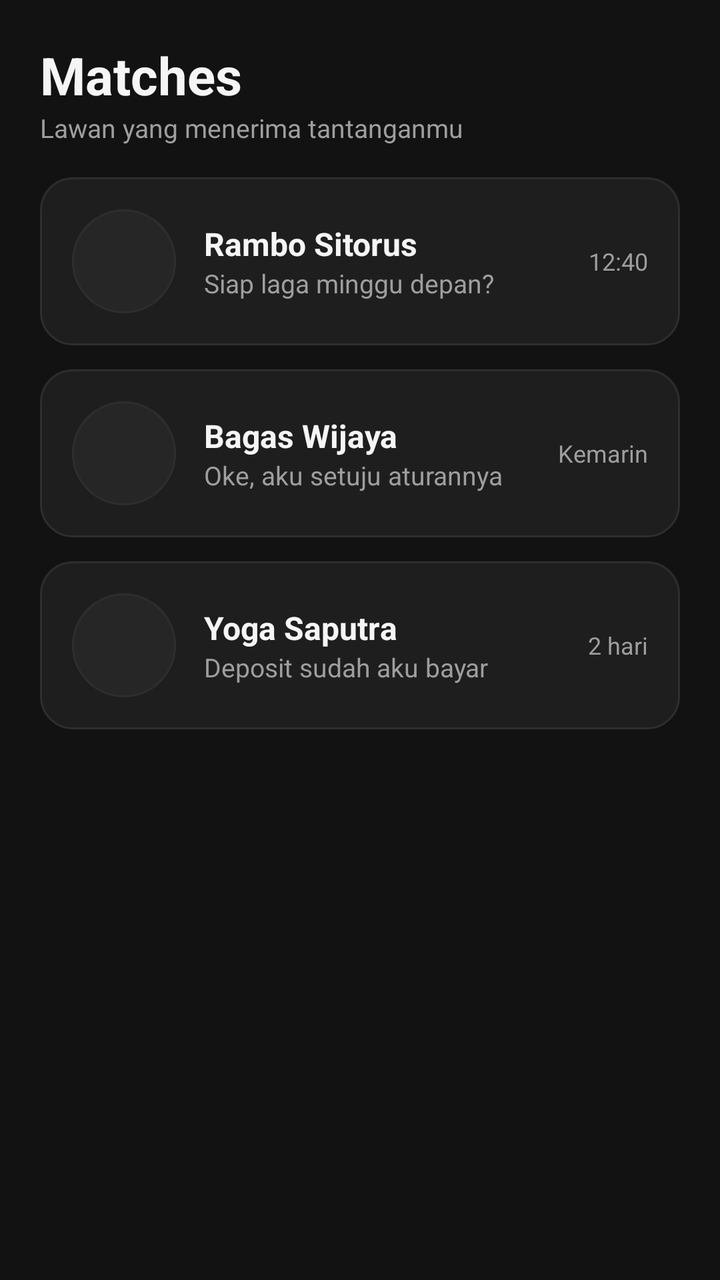
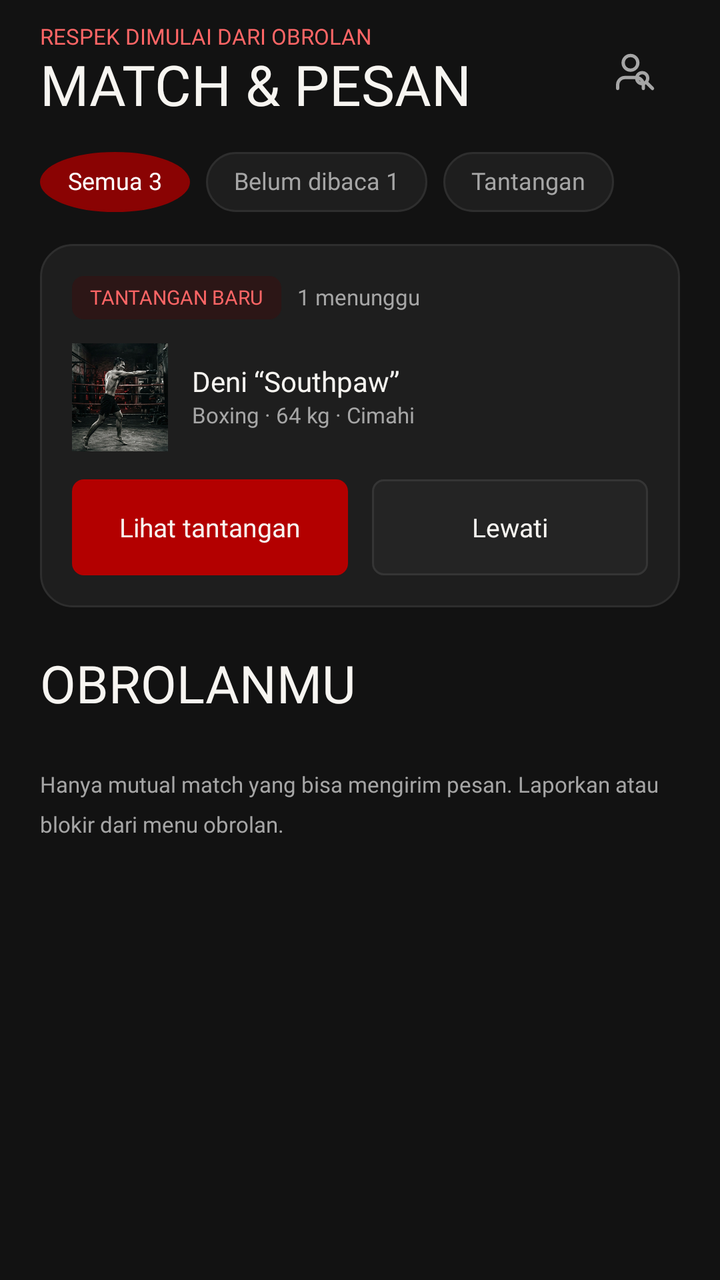

Two renders of the same Android screen: before a commit and after it. Below are the layout's source before the change and the commit's diff.
<!-- AndroidManifest.xml: application theme Theme.BAKUPICAH -->
<!-- res/layout/fragment_matches.xml -->
<?xml version="1.0" encoding="utf-8"?>
<ScrollView xmlns:android="http://schemas.android.com/apk/res/android"
    android:layout_width="match_parent"
    android:layout_height="match_parent"
    android:background="@color/bp_bg">

    <LinearLayout
        android:layout_width="match_parent"
        android:layout_height="wrap_content"
        android:orientation="vertical"
        android:padding="20dp">

        <TextView
            android:layout_width="wrap_content"
            android:layout_height="wrap_content"
            android:text="Matches"
            android:textColor="@color/bp_text"
            android:textSize="26sp"
            android:textStyle="bold" />

        <TextView
            android:layout_width="wrap_content"
            android:layout_height="wrap_content"
            android:layout_marginBottom="16dp"
            android:text="Lawan yang menerima tantanganmu"
            android:textColor="@color/bp_text_muted"
            android:textSize="13sp" />

        
        <LinearLayout
            android:layout_width="match_parent"
            android:layout_height="wrap_content"
            android:layout_marginBottom="12dp"
            android:background="@drawable/bg_card"
            android:gravity="center_vertical"
            android:orientation="horizontal"
            android:padding="16dp">

            <View
                android:layout_width="52dp"
                android:layout_height="52dp"
                android:background="@drawable/bg_circle_surface" />

            <LinearLayout
                android:layout_width="0dp"
                android:layout_height="wrap_content"
                android:layout_marginStart="14dp"
                android:layout_weight="1"
                android:orientation="vertical">

                <TextView
                    android:layout_width="wrap_content"
                    android:layout_height="wrap_content"
                    android:text="Rambo Sitorus"
                    android:textColor="@color/bp_text"
                    android:textSize="16sp"
                    android:textStyle="bold" />

                <TextView
                    android:layout_width="wrap_content"
                    android:layout_height="wrap_content"
                    android:text="Siap laga minggu depan?"
                    android:textColor="@color/bp_text_muted"
                    android:textSize="13sp" />
            </LinearLayout>

            <TextView
                android:layout_width="wrap_content"
                android:layout_height="wrap_content"
                android:text="12:40"
                android:textColor="@color/bp_text_muted"
                android:textSize="12sp" />
        </LinearLayout>

        <LinearLayout
            android:layout_width="match_parent"
            android:layout_height="wrap_content"
            android:layout_marginBottom="12dp"
            android:background="@drawable/bg_card"
            android:gravity="center_vertical"
            android:orientation="horizontal"
            android:padding="16dp">

            <View
                android:layout_width="52dp"
                android:layout_height="52dp"
                android:background="@drawable/bg_circle_surface" />

            <LinearLayout
                android:layout_width="0dp"
                android:layout_height="wrap_content"
                android:layout_marginStart="14dp"
                android:layout_weight="1"
                android:orientation="vertical">

                <TextView
                    android:layout_width="wrap_content"
                    android:layout_height="wrap_content"
                    android:text="Bagas Wijaya"
                    android:textColor="@color/bp_text"
                    android:textSize="16sp"
                    android:textStyle="bold" />

                <TextView
                    android:layout_width="wrap_content"
                    android:layout_height="wrap_content"
                    android:text="Oke, aku setuju aturannya"
                    android:textColor="@color/bp_text_muted"
                    android:textSize="13sp" />
            </LinearLayout>

            <TextView
                android:layout_width="wrap_content"
                android:layout_height="wrap_content"
                android:text="Kemarin"
                android:textColor="@color/bp_text_muted"
                android:textSize="12sp" />
        </LinearLayout>

        <LinearLayout
            android:layout_width="match_parent"
            android:layout_height="wrap_content"
            android:background="@drawable/bg_card"
            android:gravity="center_vertical"
            android:orientation="horizontal"
            android:padding="16dp">

            <View
                android:layout_width="52dp"
                android:layout_height="52dp"
                android:background="@drawable/bg_circle_surface" />

            <LinearLayout
                android:layout_width="0dp"
                android:layout_height="wrap_content"
                android:layout_marginStart="14dp"
                android:layout_weight="1"
                android:orientation="vertical">

                <TextView
                    android:layout_width="wrap_content"
                    android:layout_height="wrap_content"
                    android:text="Yoga Saputra"
                    android:textColor="@color/bp_text"
                    android:textSize="16sp"
                    android:textStyle="bold" />

                <TextView
                    android:layout_width="wrap_content"
                    android:layout_height="wrap_content"
                    android:text="Deposit sudah aku bayar"
                    android:textColor="@color/bp_text_muted"
                    android:textSize="13sp" />
            </LinearLayout>

            <TextView
                android:layout_width="wrap_content"
                android:layout_height="wrap_content"
                android:text="2 hari"
                android:textColor="@color/bp_text_muted"
                android:textSize="12sp" />
        </LinearLayout>
    </LinearLayout>
</ScrollView>
<!-- resources referenced by this layout -->
<resources>
  <color name="bp_text_muted">#FF9E9E9E</color>
  <!-- drawable bg_circle_surface (drawable) -->
  <?xml version="1.0" encoding="utf-8"?>
  <shape xmlns:android="http://schemas.android.com/apk/res/android" android:shape="oval">
      <solid android:color="@color/bp_surface2" />
      <stroke android:width="1dp" android:color="@color/bp_border" />
  </shape>
  <color name="bp_surface2">#FF262626</color>
  <!-- unchanged entries left out for length: 10 -->
</resources>

<!-- the commit's change to res/layout/fragment_matches.xml (unified diff, before → after) -->
@@ -1,164 +1,336 @@
 <?xml version="1.0" encoding="utf-8"?>
-<ScrollView xmlns:android="http://schemas.android.com/apk/res/android"
+<LinearLayout xmlns:android="http://schemas.android.com/apk/res/android"
+    xmlns:app="http://schemas.android.com/apk/res-auto"
     android:layout_width="match_parent"
     android:layout_height="match_parent"
-    android:background="@color/bp_bg">
-
+    android:background="@color/bp_bg"
+    android:orientation="vertical">
+
+    
     <LinearLayout
         android:layout_width="match_parent"
         android:layout_height="wrap_content"
-        android:orientation="vertical"
-        android:padding="20dp">
-
-        <TextView
-            android:layout_width="wrap_content"
+        android:minHeight="68dp"
+        android:gravity="center_vertical"
+        android:orientation="horizontal"
+        android:paddingStart="20dp"
+        android:paddingTop="12dp"
+        android:paddingEnd="20dp"
+        android:paddingBottom="8dp">
+
+        <LinearLayout
+            android:layout_width="0dp"
             android:layout_height="wrap_content"
-            android:text="Matches"
-            android:textColor="@color/bp_text"
-            android:textSize="26sp"
-            android:textStyle="bold" />
-
-        <TextView
-            android:layout_width="wrap_content"
-            android:layout_height="wrap_content"
-            android:layout_marginBottom="16dp"
-            android:text="Lawan yang menerima tantanganmu"
-            android:textColor="@color/bp_text_muted"
-            android:textSize="13sp" />
-
-        
+            android:layout_weight="1"
+            android:orientation="vertical">
+
+            <com.google.android.material.textview.MaterialTextView
+                style="@style/TextAppearance.BP.Login.Label"
+                android:layout_width="wrap_content"
+                android:layout_height="wrap_content"
+                android:text="RESPEK DIMULAI DARI OBROLAN"
+                android:textColor="@color/bp_login_accent"
+                android:textSize="11sp"
+                app:fontFamily="@font/inter_bold" />
+
+            <com.google.android.material.textview.MaterialTextView
+                style="@style/TextAppearance.BP.Login.Title"
+                android:layout_width="match_parent"
+                android:layout_height="wrap_content"
+                android:layout_marginTop="2dp"
+                android:text="MATCH &amp; PESAN"
+                android:textSize="28sp"
+                app:lineHeight="30sp" />
+        </LinearLayout>
+
+        <androidx.appcompat.widget.AppCompatImageButton
+            android:id="@+id/btnSearchMatches"
+            android:layout_width="44dp"
+            android:layout_height="44dp"
+            android:background="?attr/selectableItemBackgroundBorderless"
+            android:contentDescription="Cari Obrolan"
+            android:padding="11dp"
+            android:scaleType="fitCenter"
+            app:srcCompat="@drawable/bp_ic_search_user" />
+    </LinearLayout>
+
+    <ScrollView
+        android:layout_width="match_parent"
+        android:layout_height="0dp"
+        android:layout_weight="1"
+        android:clipToPadding="false"
+        android:fillViewport="true"
+        android:scrollbars="none">
+
         <LinearLayout
             android:layout_width="match_parent"
             android:layout_height="wrap_content"
-            android:layout_marginBottom="12dp"
-            android:background="@drawable/bg_card"
-            android:gravity="center_vertical"
-            android:orientation="horizontal"
-            android:padding="16dp">
-
-            <View
-                android:layout_width="52dp"
-                android:layout_height="52dp"
-                android:background="@drawable/bg_circle_surface" />
-
+            android:orientation="vertical"
+            android:paddingStart="20dp"
+            android:paddingTop="8dp"
+            android:paddingEnd="20dp"
+            android:paddingBottom="32dp">
+
+            
+            <HorizontalScrollView
+                android:layout_width="match_parent"
+                android:layout_height="wrap_content"
+                android:scrollbars="none">
+
+                <LinearLayout
+                    android:layout_width="wrap_content"
+                    android:layout_height="wrap_content"
+                    android:orientation="horizontal">
+
+                    
+                    <com.google.android.material.textview.MaterialTextView
+                        android:id="@+id/chipFilterAll"
+                        style="@style/TextAppearance.BP.Login.Body"
+                        android:layout_width="wrap_content"
+                        android:layout_height="wrap_content"
+                        android:background="@drawable/bp_btn_circle_secondary"
+                        android:backgroundTint="@color/bp_blood"
+                        android:paddingStart="14dp"
+                        android:paddingTop="8dp"
+                        android:paddingEnd="14dp"
+                        android:paddingBottom="8dp"
+                        android:text="Semua 3"
+                        android:textColor="@color/bp_white"
+                        android:textSize="12sp"
+                        app:fontFamily="@font/inter_semibold" />
+
+                    
+                    <com.google.android.material.textview.MaterialTextView
+                        android:id="@+id/chipFilterUnread"
+                        style="@style/TextAppearance.BP.Login.Body"
+                        android:layout_width="wrap_content"
+                        android:layout_height="wrap_content"
+                        android:layout_marginStart="8dp"
+                        android:background="@drawable/bg_card"
+                        android:paddingStart="14dp"
+                        android:paddingTop="8dp"
+                        android:paddingEnd="14dp"
+                        android:paddingBottom="8dp"
+                        android:text="Belum dibaca 1"
+                        android:textColor="@color/bp_login_muted"
+                        android:textSize="12sp"
+                        app:fontFamily="@font/inter_semibold" />
+
+                    
+                    <com.google.android.material.textview.MaterialTextView
+                        android:id="@+id/chipFilterChallenges"
+                        style="@style/TextAppearance.BP.Login.Body"
+                        android:layout_width="wrap_content"
+                        android:layout_height="wrap_content"
+                        android:layout_marginStart="8dp"
+                        android:background="@drawable/bg_card"
+                        android:paddingStart="14dp"
+                        android:paddingTop="8dp"
+                        android:paddingEnd="14dp"
+                        android:paddingBottom="8dp"
+                        android:text="Tantangan"
+                        android:textColor="@color/bp_login_muted"
+                        android:textSize="12sp"
+                        app:fontFamily="@font/inter_semibold" />
+                </LinearLayout>
+            </HorizontalScrollView>
+
+            
             <LinearLayout
-                android:layout_width="0dp"
-                android:layout_height="wrap_content"
-                android:layout_marginStart="14dp"
-                android:layout_weight="1"
-                android:orientation="vertical">
-
-                <TextView
+                android:id="@+id/layoutIncomingChallenge"
+                android:layout_width="match_parent"
+                android:layout_height="wrap_content"
+                android:layout_marginTop="16dp"
+                android:background="@drawable/bg_card"
+                android:orientation="vertical"
+                android:padding="16dp">
+
+                <LinearLayout
+                    android:layout_width="match_parent"
+                    android:layout_height="wrap_content"
+                    android:gravity="center_vertical"
+                    android:orientation="horizontal">
+
+                    <LinearLayout
+                        android:layout_width="wrap_content"
+                        android:layout_height="wrap_content"
+                        android:background="@drawable/bp_badge_match"
+                        android:paddingStart="9dp"
+                        android:paddingTop="5dp"
+                        android:paddingEnd="9dp"
+                        android:paddingBottom="5dp">
+
+                        <com.google.android.material.textview.MaterialTextView
+                            style="@style/TextAppearance.BP.Login.Label"
+                            android:layout_width="wrap_content"
+                            android:layout_height="wrap_content"
+                            android:text="TANTANGAN BARU"
+                            android:textColor="@color/bp_login_accent"
+                            android:textSize="10sp"
+                            app:fontFamily="@font/inter_semibold" />
+                    </LinearLayout>
+
+                    <com.google.android.material.textview.MaterialTextView
+                        android:id="@+id/tvIncomingCount"
+                        style="@style/TextAppearance.BP.Login.Small"
+                        android:layout_width="0dp"
+                        android:layout_height="wrap_content"
+                        android:layout_marginStart="8dp"
+                        android:layout_weight="1"
+                        android:text="1 menunggu"
+                        android:textSize="11sp" />
+                </LinearLayout>
+
+                
+                <LinearLayout
+                    android:layout_width="match_parent"
+                    android:layout_height="wrap_content"
+                    android:layout_marginTop="12dp"
+                    android:gravity="center_vertical"
+                    android:orientation="horizontal">
+
+                    <FrameLayout
+                        android:layout_width="48dp"
+                        android:layout_height="54dp"
+                        android:background="@drawable/bp_card_portrait_placeholder">
+
+                        <androidx.appcompat.widget.AppCompatImageView
+                            android:id="@+id/ivIncomingAvatar"
+                            android:layout_width="match_parent"
+                            android:layout_height="match_parent"
+                            android:importantForAccessibility="no"
+                            android:scaleType="centerCrop"
+                            app:srcCompat="@drawable/bp_welcome_training" />
+                    </FrameLayout>
+
+                    <LinearLayout
+                        android:layout_width="0dp"
+                        android:layout_height="wrap_content"
+                        android:layout_marginStart="12dp"
+                        android:layout_weight="1"
+                        android:orientation="vertical">
+
+                        <com.google.android.material.textview.MaterialTextView
+                            android:id="@+id/tvIncomingName"
+                            style="@style/TextAppearance.BP.Login.Body"
+                            android:layout_width="match_parent"
+                            android:layout_height="wrap_content"
+                            android:text="Deni “Southpaw”"
+                            android:textSize="14sp"
+                            app:fontFamily="@font/inter_semibold" />
+
+                        <com.google.android.material.textview.MaterialTextView
+                            android:id="@+id/tvIncomingSpecs"
+                            style="@style/TextAppearance.BP.Login.Small"
+                            android:layout_width="match_parent"
+                            android:layout_height="wrap_content"
+                            android:layout_marginTop="2dp"
+                            android:text="Boxing · 64 kg · Cimahi"
+                            android:textSize="11sp" />
+                    </LinearLayout>
+                </LinearLayout>
+
+                
+                <LinearLayout
+                    android:layout_width="match_parent"
+                    android:layout_height="wrap_content"
+                    android:layout_marginTop="14dp"
+                    android:orientation="horizontal">
+
+                    <com.google.android.material.button.MaterialButton
+                        android:id="@+id/btnViewChallenge"
+                        style="@style/Widget.BP.Login.Button"
+                        android:layout_width="0dp"
+                        android:layout_height="48dp"
+                        android:layout_marginEnd="6dp"
+                        android:layout_weight="1"
+                        android:text="Lihat tantangan"
+                        android:textSize="13sp" />
+
+                    <com.google.android.material.button.MaterialButton
+                        android:id="@+id/btnDismissChallenge"
+                        style="@style/Widget.BP.Login.Button.Secondary"
+                        android:layout_width="0dp"
+                        android:layout_height="48dp"
+                        android:layout_marginStart="6dp"
+                        android:layout_weight="1"
+                        android:text="Lewati"
+                        android:textSize="13sp" />
+                </LinearLayout>
+            </LinearLayout>
+
+            
+            <com.google.android.material.textview.MaterialTextView
+                style="@style/TextAppearance.BP.Login.Title"
+                android:layout_width="match_parent"
+                android:layout_height="wrap_content"
+                android:layout_marginTop="24dp"
+                android:text="OBROLANMU"
+                android:textSize="26sp" />
+
+            
+            <ProgressBar
+                android:id="@+id/progressBarMatches"
+                android:layout_width="wrap_content"
+                android:layout_height="wrap_content"
+                android:layout_gravity="center"
+                android:layout_marginTop="20dp"
+                android:indeterminateTint="@color/bp_login_accent"
+                android:visibility="gone" />
+
+            
+            <androidx.recyclerview.widget.RecyclerView
+                android:id="@+id/rvConversations"
+                android:layout_width="match_parent"
+                android:layout_height="wrap_content"
+                android:layout_marginTop="8dp"
+                android:nestedScrollingEnabled="false"
+                android:overScrollMode="never" />
+
+            
+            <LinearLayout
+                android:id="@+id/layoutEmptyMatches"
+                android:layout_width="match_parent"
+                android:layout_height="wrap_content"
+                android:layout_marginTop="24dp"
+                android:gravity="center"
+                android:orientation="vertical"
+                android:padding="20dp"
+                android:visibility="gone">
+
+                <androidx.appcompat.widget.AppCompatImageView
+                    android:layout_width="54dp"
+                    android:layout_height="54dp"
+                    android:alpha="0.4"
+                    app:srcCompat="@drawable/bp_ic_search_user" />
+
+                <com.google.android.material.textview.MaterialTextView
+                    style="@style/TextAppearance.BP.Login.Body"
                     android:layout_width="wrap_content"
                     android:layout_height="wrap_content"
-                    android:text="Rambo Sitorus"
-                    android:textColor="@color/bp_text"
-                    android:textSize="16sp"
-                    android:textStyle="bold" />
-
-                <TextView
+                    android:layout_marginTop="12dp"
+                    android:text="Belum ada lawan yang match"
+                    app:fontFamily="@font/inter_semibold" />
+
+                <com.google.android.material.textview.MaterialTextView
+                    style="@style/TextAppearance.BP.Login.Small"
                     android:layout_width="wrap_content"
                     android:layout_height="wrap_content"
-                    android:text="Siap laga minggu depan?"
-                    android:textColor="@color/bp_text_muted"
-                    android:textSize="13sp" />
+                    android:layout_marginTop="4dp"
+                    android:gravity="center"
+                    android:text="Jelajahi tab Temukan dan tantang petarung yang cocok denganmu!" />
             </LinearLayout>
 
-            <TextView
-                android:layout_width="wrap_content"
-                android:layout_height="wrap_content"
-                android:text="12:40"
-                android:textColor="@color/bp_text_muted"
-                android:textSize="12sp" />
+            
+            <com.google.android.material.textview.MaterialTextView
+                style="@style/TextAppearance.BP.Login.Small"
+                android:layout_width="match_parent"
+                android:layout_height="wrap_content"
+                android:layout_marginTop="20dp"
+                android:text="Hanya mutual match yang bisa mengirim pesan. Laporkan atau blokir dari menu obrolan."
+                android:textColor="@color/bp_login_muted"
+                android:textSize="11sp" />
+
         </LinearLayout>
-
-        <LinearLayout
-            android:layout_width="match_parent"
-            android:layout_height="wrap_content"
-            android:layout_marginBottom="12dp"
-            android:background="@drawable/bg_card"
-            android:gravity="center_vertical"
-            android:orientation="horizontal"
-            android:padding="16dp">
-
-            <View
-                android:layout_width="52dp"
-                android:layout_height="52dp"
-                android:background="@drawable/bg_circle_surface" />
-
-            <LinearLayout
-                android:layout_width="0dp"
-                android:layout_height="wrap_content"
-                android:layout_marginStart="14dp"
-                android:layout_weight="1"
-                android:orientation="vertical">
-
-                <TextView
-                    android:layout_width="wrap_content"
-                    android:layout_height="wrap_content"
-                    android:text="Bagas Wijaya"
-                    android:textColor="@color/bp_text"
-                    android:textSize="16sp"
-                    android:textStyle="bold" />
-
-                <TextView
-                    android:layout_width="wrap_content"
-                    android:layout_height="wrap_content"
-                    android:text="Oke, aku setuju aturannya"
-                    android:textColor="@color/bp_text_muted"
-                    android:textSize="13sp" />
-            </LinearLayout>
-
-            <TextView
-                android:layout_width="wrap_content"
-                android:layout_height="wrap_content"
-                android:text="Kemarin"
-                android:textColor="@color/bp_text_muted"
-                android:textSize="12sp" />
-        </LinearLayout>
-
-        <LinearLayout
-            android:layout_width="match_parent"
-            android:layout_height="wrap_content"
-            android:background="@drawable/bg_card"
-            android:gravity="center_vertical"
-            android:orientation="horizontal"
-            android:padding="16dp">
-
-            <View
-                android:layout_width="52dp"
-                android:layout_height="52dp"
-                android:background="@drawable/bg_circle_surface" />
-
-            <LinearLayout
-                android:layout_width="0dp"
-                android:layout_height="wrap_content"
-                android:layout_marginStart="14dp"
-                android:layout_weight="1"
-                android:orientation="vertical">
-
-                <TextView
-                    android:layout_width="wrap_content"
-                    android:layout_height="wrap_content"
-                    android:text="Yoga Saputra"
-                    android:textColor="@color/bp_text"
-                    android:textSize="16sp"
-                    android:textStyle="bold" />
-
-                <TextView
-                    android:layout_width="wrap_content"
-                    android:layout_height="wrap_content"
-                    android:text="Deposit sudah aku bayar"
-                    android:textColor="@color/bp_text_muted"
-                    android:textSize="13sp" />
-            </LinearLayout>
-
-            <TextView
-                android:layout_width="wrap_content"
-                android:layout_height="wrap_content"
-                android:text="2 hari"
-                android:textColor="@color/bp_text_muted"
-                android:textSize="12sp" />
-        </LinearLayout>
-    </LinearLayout>
-</ScrollView>
+    </ScrollView>
+</LinearLayout>
<!-- resource entries referenced after the edit -->
@@ -1,13 +1,111 @@
 <!-- resources referenced by this layout -->
 <resources>
-  <color name="bp_text_muted">#FF9E9E9E</color>
-  <!-- drawable bg_circle_surface (drawable) -->
+  <color name="bp_login_accent">#FF6666</color>
+  <color name="bp_login_muted">#A6A6A6</color>
+  <!-- drawable bp_badge_match (drawable) -->
   <?xml version="1.0" encoding="utf-8"?>
-  <shape xmlns:android="http://schemas.android.com/apk/res/android" android:shape="oval">
-      <solid android:color="@color/bp_surface2" />
-      <stroke android:width="1dp" android:color="@color/bp_border" />
+  <shape xmlns:android="http://schemas.android.com/apk/res/android"
+      android:shape="rectangle">
+      <solid android:color="#FF2C1616" />
+      <corners android:radius="6dp" />
   </shape>
-  <color name="bp_surface2">#FF262626</color>
+  <!-- drawable bp_btn_circle_secondary (drawable) -->
+  <?xml version="1.0" encoding="utf-8"?>
+  <ripple xmlns:android="http://schemas.android.com/apk/res/android"
+      android:color="#40FFFFFF">
+      <item>
+          <shape android:shape="oval">
+              <solid android:color="@color/bp_login_secondary" />
+              <stroke android:width="1dp" android:color="@color/bp_login_border" />
+          </shape>
+      </item>
+  </ripple>
+  <!-- drawable bp_card_portrait_placeholder (drawable) -->
+  <?xml version="1.0" encoding="utf-8"?>
+  <shape xmlns:android="http://schemas.android.com/apk/res/android"
+      android:shape="rectangle">
+      <solid android:color="@color/bp_login_secondary" />
+      <stroke android:width="1dp" android:color="@color/bp_login_border" />
+      <corners android:radius="12dp" />
+  </shape>
+  <!-- drawable bp_ic_search_user (drawable) -->
+  <?xml version="1.0" encoding="utf-8"?>
+  <vector xmlns:android="http://schemas.android.com/apk/res/android"
+      android:width="24dp"
+      android:height="24dp"
+      android:viewportWidth="24"
+      android:viewportHeight="24">
+      <path
+          android:fillColor="@android:color/transparent"
+          android:strokeColor="@color/bp_login_muted"
+          android:strokeWidth="1.8"
+          android:strokeLineCap="round"
+          android:strokeLineJoin="round"
+          android:pathData="M16,21v-2a4,4 0 0,0 -4,-4H6a4,4 0 0,0 -4,4v2M9,11a4,4 0 1,0 0,-8 4,4 0 0,0 0,8zm12,10l-3.5,-3.5m0,0a3,3 0 1,0 -4.243,-4.243 3,3 0 0,0 4.243,4.243z" />
+  </vector>
+  <!-- drawable bp_welcome_training: png bitmap (drawable-nodpi, 1002968 bytes) -->
+  <style name="TextAppearance.BP.Login.Body" parent="TextAppearance.Material3.BodyMedium">
+          <item name="fontFamily">@font/inter_regular</item>
+          <item name="android:fontFamily">@font/inter_regular</item>
+          <item name="android:textSize">14sp</item>
+          <item name="android:textColor">@color/bp_login_text</item>
+          <item name="android:includeFontPadding">false</item>
+          <item name="android:letterSpacing">0</item>
+      </style>
+  <style name="TextAppearance.BP.Login.Label" parent="TextAppearance.BP.Login.Body">
+          <item name="fontFamily">@font/inter_medium</item>
+          <item name="android:fontFamily">@font/inter_medium</item>
+          <item name="android:textSize">12sp</item>
+          <item name="android:textColor">@color/bp_login_muted</item>
+      </style>
+  <style name="TextAppearance.BP.Login.Small" parent="TextAppearance.BP.Login.Body">
+          <item name="android:textSize">12sp</item>
+          <item name="android:textColor">@color/bp_login_muted</item>
+      </style>
+  <style name="TextAppearance.BP.Login.Title" parent="TextAppearance.BP.Login.Display">
+          <item name="android:textSize">28sp</item>
+      </style>
+  <style name="Widget.BP.Login.Button" parent="Widget.Material3.Button">
+          <item name="fontFamily">@font/inter_bold</item>
+          <item name="android:fontFamily">@font/inter_bold</item>
+          <item name="android:textSize">14sp</item>
+          <item name="android:letterSpacing">0</item>
+          <item name="android:textAllCaps">false</item>
+          <item name="cornerRadius">6dp</item>
+          <item name="backgroundTint">@color/bp_login_button_background</item>
+          <item name="android:textColor">@color/bp_login_button_foreground</item>
+          <item name="android:insetTop">0dp</item>
+          <item name="android:insetBottom">0dp</item>
+          <item name="android:minHeight">52dp</item>
+          <item name="android:elevation">0dp</item>
+          <item name="android:stateListAnimator">@null</item>
+          <item name="android:paddingLeft">16dp</item>
+          <item name="android:paddingRight">16dp</item>
+          <item name="android:paddingStart">16dp</item>
+          <item name="android:paddingEnd">16dp</item>
+          <item name="android:paddingTop">0dp</item>
+          <item name="android:paddingBottom">0dp</item>
+          <item name="iconSize">20dp</item>
+          <item name="iconPadding">10dp</item>
+          <item name="iconTint">@color/bp_login_button_foreground</item>
+      </style>
+  <style name="Widget.BP.Login.Button.Secondary" parent="Widget.BP.Login.Button">
+          <item name="backgroundTint">@color/bp_login_secondary</item>
+          <item name="strokeWidth">1dp</item>
+          <item name="strokeColor">@color/bp_login_border</item>
+      </style>
+  <color name="bp_login_secondary">#242424</color>
+  <color name="bp_login_border">#353535</color>
+  <color name="bp_login_text">#F7F5F1</color>
+  <style name="TextAppearance.BP.Login.Display" parent="TextAppearance.Material3.DisplaySmall">
+          <item name="fontFamily">@font/barlow_condensed_bold</item>
+          <item name="android:fontFamily">@font/barlow_condensed_bold</item>
+          <item name="android:textSize">42sp</item>
+          <item name="android:textColor">@color/bp_login_text</item>
+          <item name="android:lineSpacingExtra">0dp</item>
+          <item name="android:includeFontPadding">false</item>
+          <item name="android:letterSpacing">0</item>
+      </style>
   <!-- unchanged entries left out for length: 10 -->
 </resources>
 
